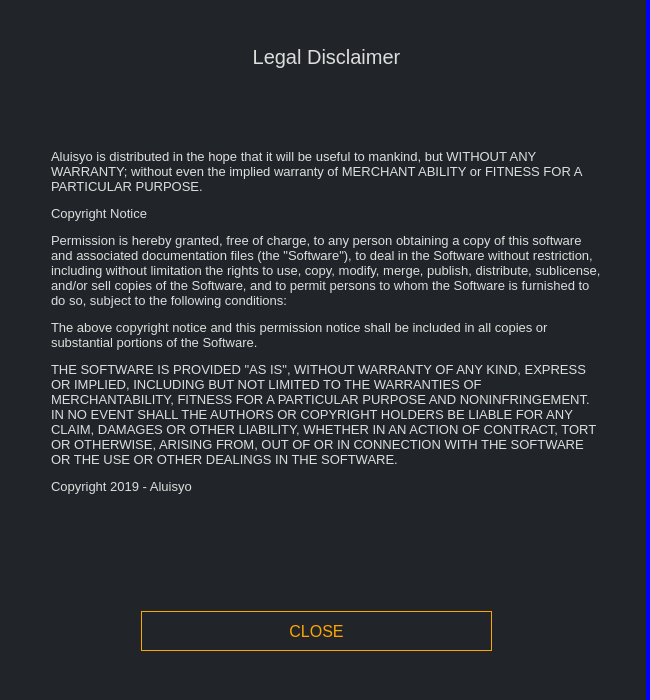
aluisyoanx/gui-wallet, file src/gui/ui/disclaimerdialog.ui: the form before one commit.
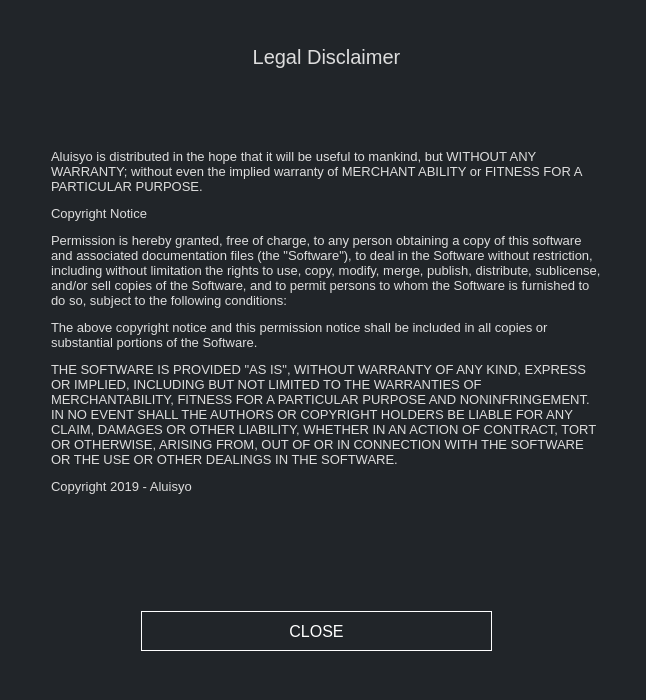
The form after the commit.

What changed in the file:
```diff
--- a/src/gui/ui/disclaimerdialog.ui
+++ b/src/gui/ui/disclaimerdialog.ui
@@ -32,7 +32,7 @@
    <string>Legal Disclaimer</string>
   </property>
   <property name="styleSheet">
-   <string notr="true">background-color: #212529; border-right: 4px solid blue;</string>
+   <string notr="true">background-color: #212529; border-right: 4px solid white;</string>
   </property>
   <layout class="QVBoxLayout" name="verticalLayout" stretch="0">
    <item>
@@ -81,7 +81,7 @@
        <bool>true</bool>
       </property>
      </widget>
-     <widget class="QPushButton" name="m_closeButton">
+     <widget class="QPushButton" name="m_okButton">
       <property name="geometry">
        <rect>
         <x>130</x>
@@ -97,12 +97,12 @@
        </size>
       </property>
       <property name="font">
-       <font>
-        <pointsize>-1</pointsize>
-       </font>
+       <font/>
       </property>
       <property name="styleSheet">
-       <string notr="true">color: orange; background-color: #1; border: 1px solid orange; font-size: 16px;</string>
+       <string notr="true">QPushButton#m_okButton {color: white; background-color: #1; border: 1px solid white; font-size: 16px;}
+
+QPushButton#m_okButton:hover {color: white; background-color: #1; border: 2px solid white; font-size: 16px;}</string>
       </property>
       <property name="text">
        <string>CLOSE</string>
```
Left out of the diff: 2 changed lines with no effect on the pictures.
